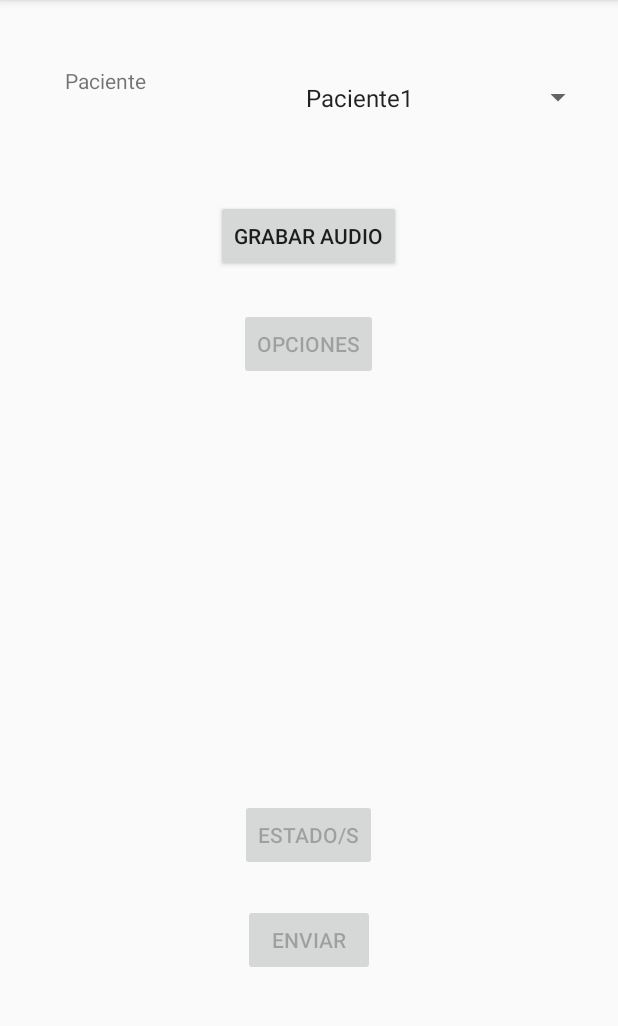
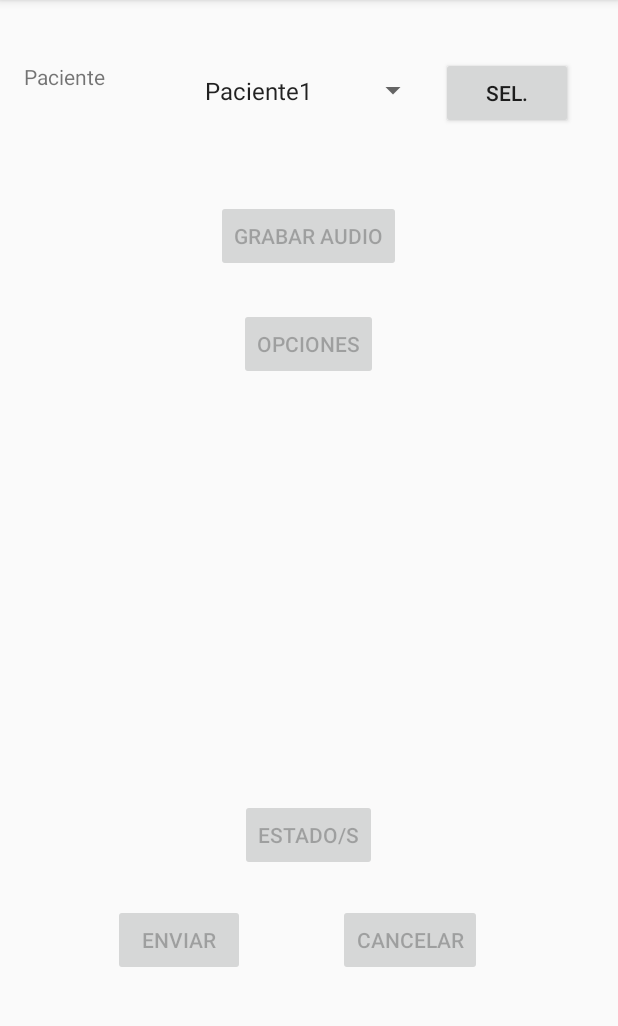
Before and after one commit to Josemi/AVC-TFG, an Android app: the screen it shows after launch (MainActivity), on a phone screen of 412 x 824 dp, the part 84-1110 px from its top. Run offline under Robolectric (Android 15) with nearby library versions, the phone set to English and light mode, and no system bars.

Commit message:
Arreglado el bug
Arreglado el bug

```diff
--- a/app/AplicacionGSAudios/app/src/main/java/com/example/josemi/aplicacingsaudios/MainActivity.java
+++ b/app/AplicacionGSAudios/app/src/main/java/com/example/josemi/aplicacingsaudios/MainActivity.java
@@ -39,7 +39,7 @@ import java.util.zip.ZipOutputStream;
 public class MainActivity extends AppCompatActivity implements AdapterView.OnItemSelectedListener {
 
     //Botones para movernos a las pantallas y enviar el comprimido
-    private Button grabar,opciones,estado,enviar;
+    private Button grabar,opciones,estado,enviar,sel,cancelar;
 
     //Spinner para seleccionar el paciente
     private Spinner sp;
@@ -93,9 +93,10 @@ public class MainActivity extends AppCompatActivity implements AdapterView.OnIte
         estado.setEnabled(false);
         enviar = findViewById(R.id.enviar);
         enviar.setEnabled(false);
-
-        //Llamada al método para crear la carpeta y el nombre de los ficheros
-        crearCarpeta();
+        sel = findViewById(R.id.selec);
+        sel.setEnabled(true);
+        cancelar = findViewById(R.id.cancelar);
+        cancelar.setEnabled(false);
 
         //Formato del audio, se hace en esta pantalla para poder confirmar la existencia del fichero
         formato = ".mp4";
@@ -172,14 +173,54 @@ public class MainActivity extends AppCompatActivity implements AdapterView.OnIte
                 //Llamada al método para comprimir
                 comprimir();
 
-                //Llamada al método para crear una nueva carpeta
-                crearCarpeta();
-
                 //Actualizamos la visibilidad de los botones
-                grabar.setEnabled(true);
+                sp.setEnabled(true);
+                sel.setEnabled(true);
+                grabar.setEnabled(false);
                 opciones.setEnabled(false);
                 estado.setEnabled(false);
                 enviar.setEnabled(false);
+                cancelar.setEnabled(false);
+            }
+        });
+
+        //Listener del botón seleccionar
+        sel.setOnClickListener(new View.OnClickListener() {
+            @Override
+            public void onClick(View v) {
+                //Hacemos que no se pueda cambiar de paciente
+                sp.setEnabled(false);
+                sel.setEnabled(false);
+
+                //Podemos grabar y cancelar
+                grabar.setEnabled(true);
+                cancelar.setEnabled(true);
+
+                //Creamos la carpeta
+                crearCarpeta();
+
+                //Imprimimos el paciente
+                Toast.makeText(getApplicationContext(),"El cliente con el que se va a grabar es: " + paciente + ", si desea cambiarlo pulse el botón Cancelar",Toast.LENGTH_LONG).show();
+            }
+        });
+
+        //Listener del botón cancelar
+        cancelar.setOnClickListener(new View.OnClickListener() {
+            @Override
+            public void onClick(View v) {
+                //Hacemos que se pueda cambiar de paciente
+                sp.setEnabled(true);
+                sel.setEnabled(true);
+
+                //Ponemos a inhabilitado el resto
+                grabar.setEnabled(false);
+                opciones.setEnabled(false);
+                estado.setEnabled(false);
+                enviar.setEnabled(false);
+                cancelar.setEnabled(false);
+
+                //Imprimimos el paciente
+                Toast.makeText(getApplicationContext(),"Cancelada la grabación",Toast.LENGTH_LONG).show();
             }
         });
     }
@@ -209,12 +250,6 @@ public class MainActivity extends AppCompatActivity implements AdapterView.OnIte
     public void onItemSelected(AdapterView<?> parent, View view, int position, long id) {
         //Ponemos en el String paciente la opción seleccionada
         paciente = parent.getItemAtPosition(position).toString();
-
-        //Mensaje
-        Toast.makeText(parent.getContext(),"El paciente seleccionado es: " + paciente,Toast.LENGTH_LONG).show();
-
-        //Ponemos el botón de grabar a disponible
-        grabar.setEnabled(true);
     }
 
     /**
--- a/app/AplicacionGSAudios/app/src/main/res/layout/activity_main.xml
+++ b/app/AplicacionGSAudios/app/src/main/res/layout/activity_main.xml
@@ -8,12 +8,12 @@
 
     <Spinner
         android:id="@+id/paciente"
-        android:layout_width="200dp"
-        android:layout_height="47dp"
+        android:layout_width="157dp"
+        android:layout_height="46dp"
         android:layout_alignParentTop="true"
         android:layout_alignParentEnd="true"
-        android:layout_marginTop="41dp"
-        android:layout_marginEnd="16dp"
+        android:layout_marginTop="37dp"
+        android:layout_marginEnd="126dp"
         android:visibility="visible"
         tools:layout_editor_absoluteX="92dp"
         tools:layout_editor_absoluteY="33dp" />
@@ -50,8 +50,7 @@
         android:layout_width="wrap_content"
         android:layout_height="wrap_content"
         android:layout_alignParentBottom="true"
-        android:layout_centerHorizontal="true"
-        android:layout_marginStart="-1dp"
+        android:layout_marginStart="75dp"
         android:layout_marginBottom="117dp"
         android:text="Enviar" />
 
@@ -61,8 +60,29 @@
         android:layout_height="38dp"
         android:layout_alignParentStart="true"
         android:layout_alignParentTop="true"
-        android:layout_marginStart="43dp"
-        android:layout_marginTop="44dp"
+        android:layout_marginStart="16dp"
+        android:layout_marginTop="41dp"
         android:text="Paciente" />
 
+    <Button
+        android:id="@+id/selec"
+        android:layout_width="wrap_content"
+        android:layout_height="wrap_content"
+        android:layout_alignParentTop="true"
+        android:layout_alignParentEnd="true"
+        android:text="Sel."
+        android:layout_marginTop="38dp"
+        android:layout_marginEnd="30dp"
+        tools:layout_editor_absoluteX="150dp"
+        tools:layout_editor_absoluteY="33dp"/>
+
+    <Button
+        android:id="@+id/cancelar"
+        android:layout_width="wrap_content"
+        android:layout_height="wrap_content"
+        android:layout_alignParentBottom="true"
+        android:text="Cancelar"
+        android:layout_marginStart="225dp"
+        android:layout_marginBottom="117dp"/>
+
 </RelativeLayout>
```
